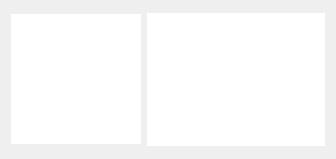
Old version of the form dishbox.ui in the repository PKUCodeProjPractice/PKUDish.
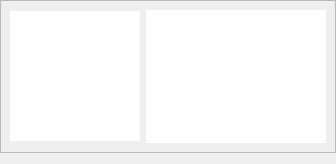
New version of the form.

Commit message: 将代码实现变为QSS实现

```diff
--- a/dishbox.ui
+++ b/dishbox.ui
@@ -19,7 +19,72 @@
   <property name="windowTitle">
    <string>Form</string>
   </property>
+  <property name="styleSheet">
+   <string notr="true">#frame:!hover{}
+#frame:hover{border:1.5px solid #780000}</string>
+  </property>
   <layout class="QGridLayout" name="gridLayout">
+   <property name="leftMargin">
+    <number>0</number>
+   </property>
+   <property name="topMargin">
+    <number>0</number>
+   </property>
+   <property name="rightMargin">
+    <number>0</number>
+   </property>
+   <item row="0" column="0">
+    <widget class="QFrame" name="frame">
+     <property name="frameShape">
+      <enum>QFrame::StyledPanel</enum>
+     </property>
+     <property name="frameShadow">
+      <enum>QFrame::Raised</enum>
+     </property>
+     <layout class="QGridLayout" name="gridLayout_2">
+      <item row="0" column="0">
+       <widget class="QGraphicsView" name="picture">
+        <property name="sizePolicy">
+         <sizepolicy hsizetype="Expanding" vsizetype="Expanding">
+          <horstretch>0</horstretch>
+          <verstretch>0</verstretch>
+         </sizepolicy>
+        </property>
+        <property name="minimumSize">
+         <size>
+          <width>130</width>
+          <height>130</height>
+         </size>
+        </property>
+        <property name="maximumSize">
+         <size>
+          <width>130</width>
+          <height>130</height>
+         </size>
+        </property>
+        <property name="frameShape">
+         <enum>QFrame::NoFrame</enum>
+        </property>
+        <property name="frameShadow">
+         <enum>QFrame::Sunken</enum>
+        </property>
+        <property name="lineWidth">
+         <number>0</number>
+        </property>
+        <property name="verticalScrollBarPolicy">
+         <enum>Qt::ScrollBarAlwaysOff</enum>
+        </property>
+        <property name="horizontalScrollBarPolicy">
+         <enum>Qt::ScrollBarAlwaysOff</enum>
+        </property>
+        <property name="sizeAdjustPolicy">
+         <enum>QAbstractScrollArea::AdjustToContents</enum>
+        </property>
+        <property name="interactive">
+         <bool>false</bool>
+        </property>
+       </widget>
+      </item>
    <item row="0" column="1">
     <layout class="QVBoxLayout" name="verticalLayout">
      <property name="spacing">
@@ -146,47 +211,7 @@
      </item>
     </layout>
    </item>
-   <item row="0" column="0">
-    <widget class="QGraphicsView" name="picture">
-     <property name="sizePolicy">
-      <sizepolicy hsizetype="Expanding" vsizetype="Expanding">
-       <horstretch>0</horstretch>
-       <verstretch>0</verstretch>
-      </sizepolicy>
-     </property>
-     <property name="minimumSize">
-      <size>
-       <width>130</width>
-       <height>130</height>
-      </size>
-     </property>
-     <property name="maximumSize">
-      <size>
-       <width>130</width>
-       <height>130</height>
-      </size>
-     </property>
-     <property name="frameShape">
-      <enum>QFrame::NoFrame</enum>
-     </property>
-     <property name="frameShadow">
-      <enum>QFrame::Sunken</enum>
-     </property>
-     <property name="lineWidth">
-      <number>0</number>
-     </property>
-     <property name="verticalScrollBarPolicy">
-      <enum>Qt::ScrollBarAlwaysOff</enum>
-     </property>
-     <property name="horizontalScrollBarPolicy">
-      <enum>Qt::ScrollBarAlwaysOff</enum>
-     </property>
-     <property name="sizeAdjustPolicy">
-      <enum>QAbstractScrollArea::AdjustToContents</enum>
-     </property>
-     <property name="interactive">
-      <bool>false</bool>
-     </property>
+     </layout>
     </widget>
    </item>
   </layout>
```
Lines whose indentation alone changed are shown as unchanged. The commit also changes 2 other files.
